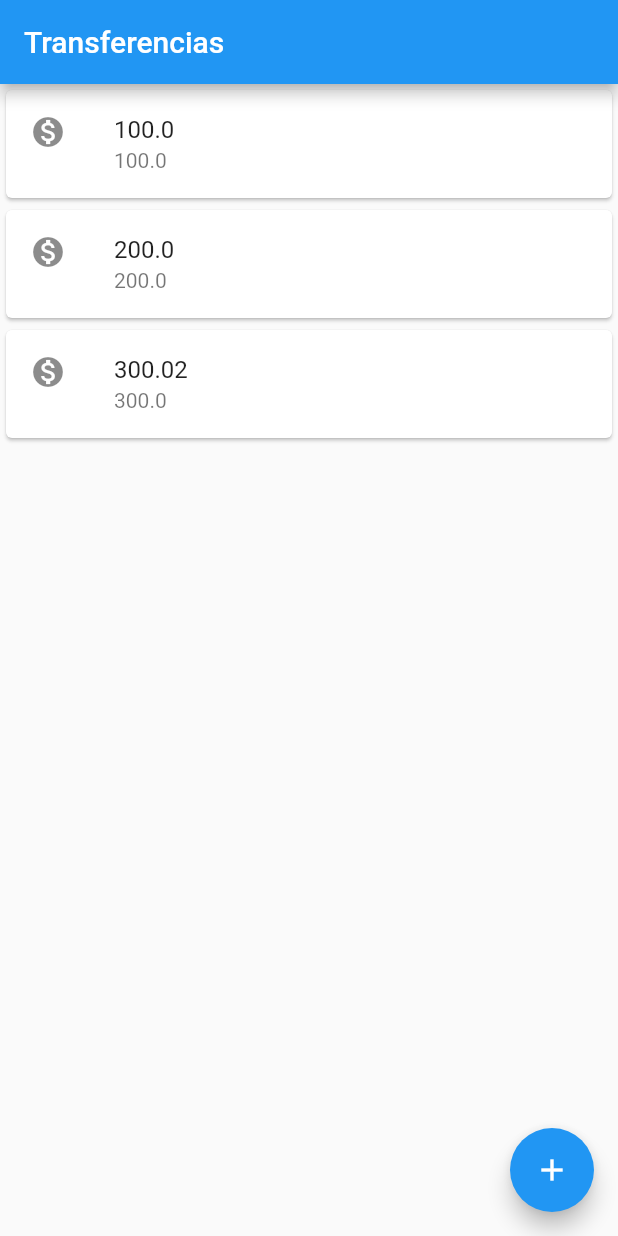
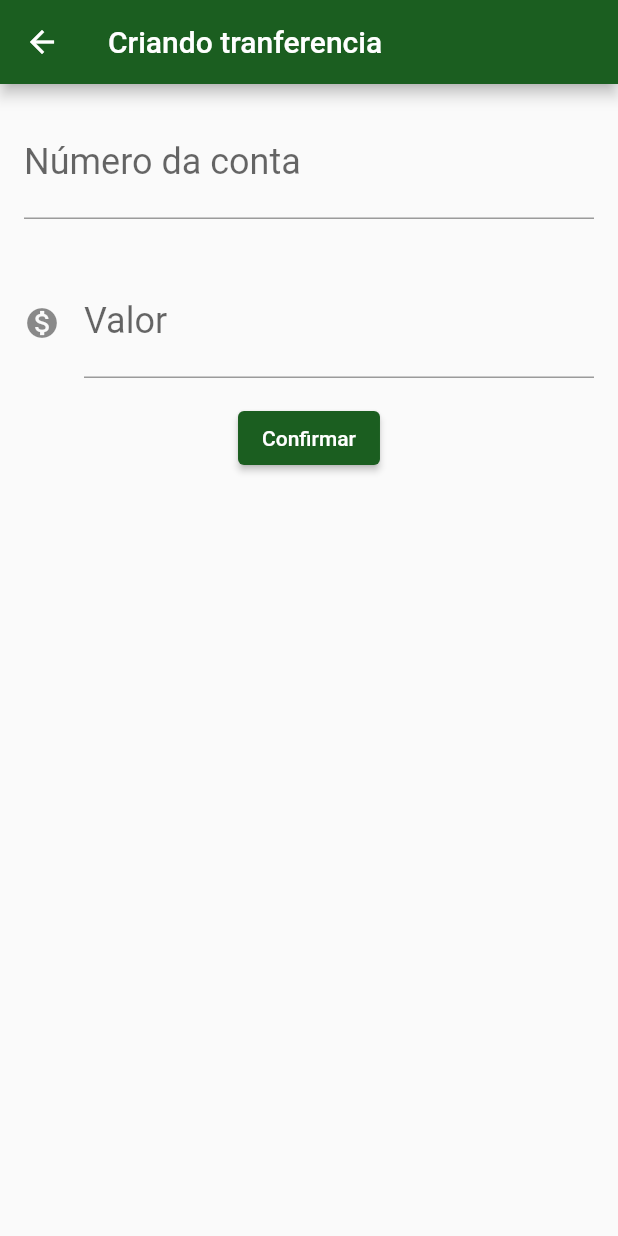
Before and after one commit to lucas-ol/bytebank, a Flutter app: the screen it shows after launch, after a tap on the "add" icon, on a phone screen of 412 x 824 dp. Run offline on Flutter 3.47's test engine with Material 2 defaults, Android fonts, the phone set to English and light mode, and no system bars.

Commit message:
Finalizado app

```diff
--- /dev/null
+++ b/lib/Components/editor.dart
@@ -0,0 +1,29 @@
+import 'package:flutter/material.dart';
+
+class Editor extends StatelessWidget {
+  final TextEditingController controlador;
+  final String rotulo;
+  final String dica;
+  final IconData? icon;
+  const Editor(
+      {Key? key,
+      required this.controlador,
+      required this.rotulo,
+      required this.dica,
+      this.icon})
+      : super(key: key);
+
+  @override
+  Widget build(BuildContext context) {
+    return Padding(
+        padding: const EdgeInsets.all(16),
+        child: TextField(
+            controller: controlador,
+            style: const TextStyle(fontSize: 24),
+            keyboardType: TextInputType.number,
+            decoration: InputDecoration(
+                labelText: rotulo,
+                hintText: dica,
+                icon: icon != null ? Icon(icon) : null)));
+  }
+}
--- /dev/null
+++ b/lib/Components/item_transferencia.dart
@@ -0,0 +1,19 @@
+import 'package:flutter/material.dart';
+
+import '../Models/Transferencia.dart';
+
+class ItemTransferencia extends StatelessWidget {
+  const ItemTransferencia(this.tranferencia, {Key? key}) : super(key: key);
+
+  final Transferencia tranferencia;
+
+  @override
+  Widget build(BuildContext context) {
+    return Card(
+        child: ListTile(
+      leading: const Icon(Icons.monetization_on),
+      title: Text(tranferencia.valor.toString()),
+      subtitle: Text(tranferencia.numeroConta.toString()),
+    ));
+  }
+}
--- /dev/null
+++ b/lib/Models/transferencia.dart
@@ -0,0 +1,11 @@
+// ignore: file_names
+class Transferencia {
+  final double valor;
+  final int numeroConta;
+  Transferencia(this.valor, this.numeroConta);
+
+  @override
+  String toString() {
+    return 'Numero da conta $numeroConta,Valor: $valor';
+  }
+}
--- /dev/null
+++ b/lib/Screens/Transferencias/formulario.dart
@@ -0,0 +1,55 @@
+import 'package:flutter/material.dart';
+import '../../Components/Editor.dart';
+import '../../Models/Transferencia.dart';
+
+const _tituloAppBar = "Criando tranferencia";
+
+class FormularioTransferencia extends StatefulWidget {
+  const FormularioTransferencia({Key? key}) : super(key: key);
+
+  @override
+  State<StatefulWidget> createState() {
+    return FormularioTransferenciaState();
+  }
+}
+
+class FormularioTransferenciaState extends State<FormularioTransferencia> {
+  final TextEditingController _controladorCampoNumeroConta =
+      TextEditingController();
+  final TextEditingController _controladorCampoValor = TextEditingController();
+
+  @override
+  Widget build(BuildContext context) {
+    return Scaffold(
+        appBar: AppBar(title: const Text(_tituloAppBar)),
+        body: SingleChildScrollView(
+            child: Column(
+          children: <Widget>[
+            Editor(
+                rotulo: "Número da conta",
+                dica: "000",
+                controlador: _controladorCampoNumeroConta),
+            Editor(
+              controlador: _controladorCampoValor,
+              rotulo: "Valor",
+              dica: "0.00",
+              icon: Icons.monetization_on,
+            ),
+            ElevatedButton(
+              onPressed: () => _criaTransferencia(context),
+              child: const Text("Confirmar"),
+            )
+          ],
+        )));
+  }
+
+  void _criaTransferencia(BuildContext context) {
+    final int? numeroConta =
+        int.tryParse(_controladorCampoNumeroConta.value.text);
+    final double? valor = double.tryParse(_controladorCampoValor.text);
+    if (numeroConta != null && valor != null) {
+      final transferencia = Transferencia(valor, numeroConta);
+      Navigator.pop(context, transferencia);
+    }
+  }
+}
--- /dev/null
+++ b/lib/Screens/Transferencias/lista.dart
@@ -0,0 +1,51 @@
+import 'package:flutter/material.dart';
+
+import '../../Components/item_transferencia.dart';
+import '../../Models/Transferencia.dart';
+import 'formulario.dart';
+
+const _tituloAppBar = "Transferencias";
+
+class ListaTransferencias extends StatefulWidget {
+  ListaTransferencias({Key? key}) : super(key: key);
+
+  final List<Transferencia> _listaDeTransferencias = <Transferencia>[];
+
+  @override
+  State<StatefulWidget> createState() {
+    return ListaTransferenciasState();
+  }
+}
+
+class ListaTransferenciasState extends State<ListaTransferencias> {
+  @override
+  Widget build(BuildContext context) {
+    return Scaffold(
+        appBar: AppBar(
+          title: const Text(_tituloAppBar),
+        ),
+        body: ListView.builder(
+          itemCount: widget._listaDeTransferencias.length,
+          itemBuilder: (ctx, index) {
+            final transferencia = widget._listaDeTransferencias[index];
+            debugPrint("Tansferencia recebida no listvie  $transferencia");
+
+            return ItemTransferencia(transferencia);
+          },
+        ),
+        floatingActionButton: FloatingActionButton(
+            onPressed: () {
+              Navigator.push(context, MaterialPageRoute(builder: (ctx) {
+                return const FormularioTransferencia();
+              })).then((tranferenciaRecebida) {
+                if (tranferenciaRecebida != null) {
+                  setState(() {
+                    widget._listaDeTransferencias.add(tranferenciaRecebida);
+                  });
+                  debugPrint("Tansferencia recebida $tranferenciaRecebida");
+                }
+              });
+            },
+            child: const Icon(Icons.add)));
+  }
+}
--- a/lib/main.dart
+++ b/lib/main.dart
@@ -1,54 +1,20 @@
-import 'dart:developer';
-
 import 'package:flutter/material.dart';
+import 'Screens/Transferencias/lista.dart';
 
 void main() {
-  runApp(MaterialApp(
-    home: Scaffold(
-        body: const ListaTransferencias(),
-        appBar: AppBar(
-          title: const Text("Transferencias"),
-        ),
-        floatingActionButton: FloatingActionButton(
-          onPressed: () {
-            log("Teste");
-          },
-          child: const Icon(Icons.add),
-        )),
-  ));
+  runApp(const BytebankApp());
 }
 
-class ListaTransferencias extends StatelessWidget {
-  const ListaTransferencias({Key? key}) : super(key: key);
+class BytebankApp extends StatelessWidget {
+  const BytebankApp({Key? key}) : super(key: key);
 
   @override
   Widget build(BuildContext context) {
-    return Column(children: [
-      ItemTransferencia(Tranferencia(100.00, 100)),
-      ItemTransferencia(Tranferencia(200.00, 200)),
-      ItemTransferencia(Tranferencia(300.02, 300)),
-    ]);
+    return MaterialApp(
+        theme: ThemeData(
+          colorScheme: ColorScheme.fromSwatch().copyWith(
+              secondary: Colors.blue[700], primary: Colors.green[900]),
+        ),
+        home: ListaTransferencias());
   }
 }
-
-class ItemTransferencia extends StatelessWidget {
-  const ItemTransferencia(this.tranferencia);
-
-  final Tranferencia tranferencia;
-
-  @override
-  Widget build(BuildContext context) {
-    return Card(
-        child: ListTile(
-      leading: const Icon(Icons.monetization_on),
-      title: Text(tranferencia.valor.toString()),
-      subtitle: Text(tranferencia.numeroConta.toString()),
-    ));
-  }
-}
-
-class Tranferencia {
-  final double valor;
-  final double numeroConta;
-  Tranferencia(this.valor, this.numeroConta);
-}
```
Also changed, not shown: lib/Screens/home.dart (added), pubspec.lock, 3 other files.
